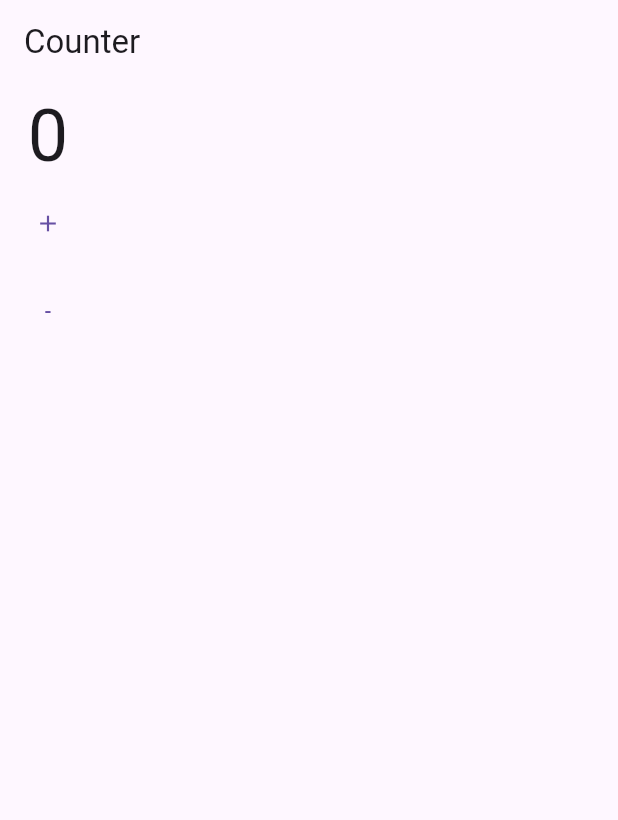
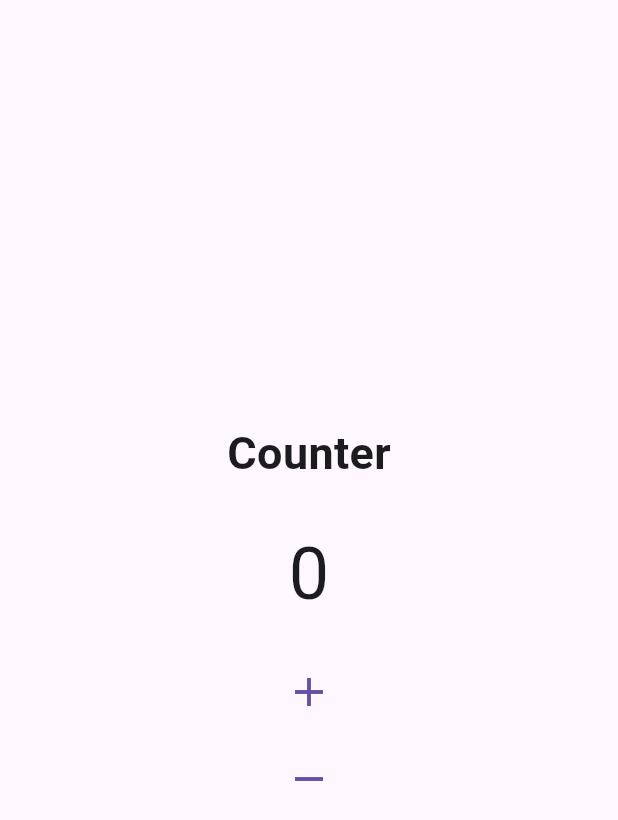
Before and after one commit to ameen055/bloc_increment, a Flutter app: the screen it shows after launch, on a phone screen of 412 x 824 dp. Shown: the top 820 px of the screen. Run offline on Flutter 3.47's test engine with Material 3 defaults, Android fonts, the phone set to English and light mode, and no system bars; our stand-ins replace flutter_bloc.

Commit message:
updated the counter page

```diff
--- a/lib/View/counterpage.dart
+++ b/lib/View/counterpage.dart
@@ -11,22 +11,31 @@ class CounterPage extends StatelessWidget {
   Widget build(BuildContext context) {
     final bloc = context.read<CounterBloc>();
     return Scaffold(
-      appBar: AppBar(title: Text("Counter")),
-      body: Column(
+      body: Center(
+        child: Column(
+          mainAxisAlignment: MainAxisAlignment.center,
+          crossAxisAlignment: CrossAxisAlignment.center,
           children: [
+            Text("Counter", style: TextStyle(fontSize: 30, fontWeight: FontWeight.bold)),
+            SizedBox(height: 25),
             BlocBuilder<CounterBloc, CounterState>(
               builder: (_, state) {
                 final count = (state as CounterValue).count;
                 return Text('$count', style: TextStyle(fontSize: 48));
               },
             ),
+            SizedBox(height: 20),
             TextButton(
               onPressed: () => bloc.add(Increment()),
-            child: Icon(Icons.add),
+              child: Icon(Icons.add, size: 32),
             ),
             SizedBox(height: 10),
-          TextButton(onPressed: () => bloc.add(Decrement()), child: Text("-")),
+            TextButton(
+              onPressed: () => bloc.add(Decrement()),
+              child: Icon(Icons.remove, size: 32),
+            ),
           ],
+        ),
       ),
     );
   }
```
Also changed, not shown: lib/Controller/bloc/counter/counter_bloc.dart (+5 -5 lines). Lines whose indentation alone changed are shown as unchanged.
